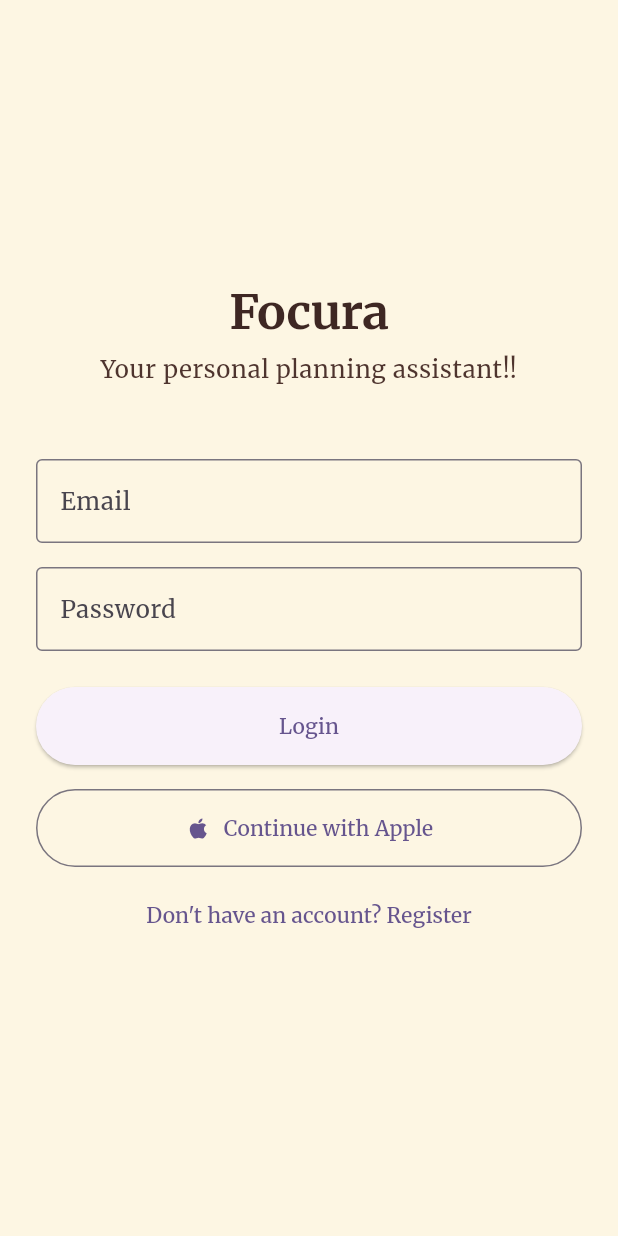
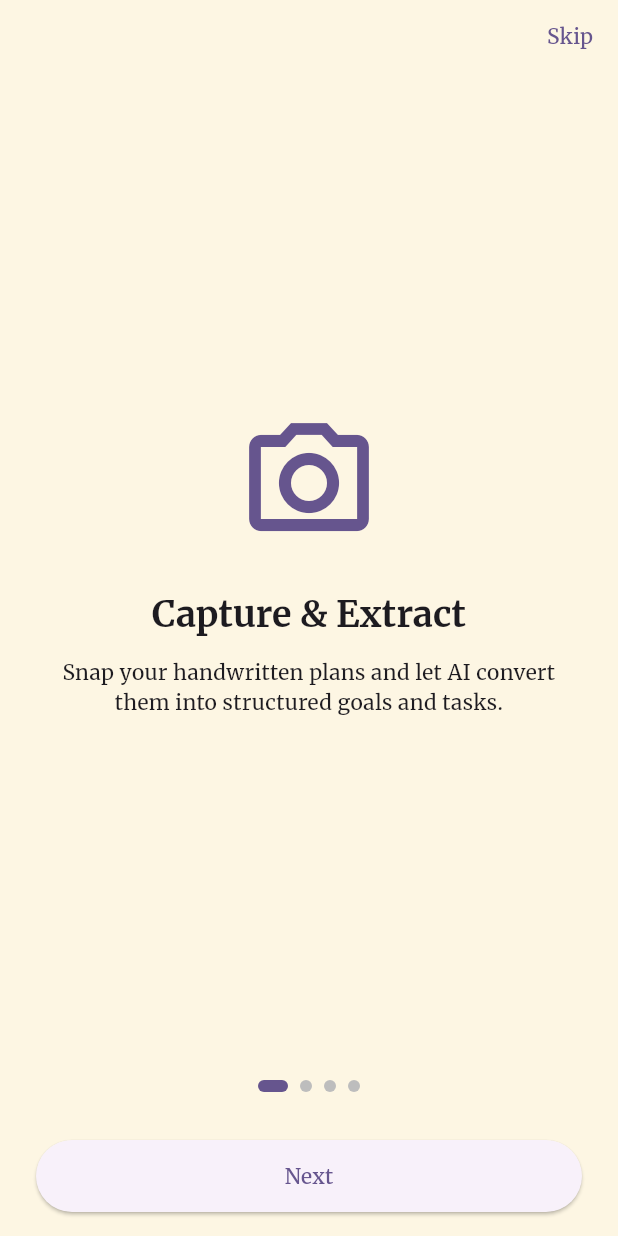
Before and after one commit to Tomtiko04/newfocura, a Flutter app: the screen it shows after launch, on a phone screen of 412 x 824 dp. Run offline on Flutter 3.47's test engine with Material 3 defaults, Android fonts, the phone set to English and light mode, and no system bars; our stand-ins replace dio, flutter_riverpod, go_router, google_fonts, image_picker, shared_preferences.

Commit message:
Onboarding screen

```diff
--- a/packages/mobile/lib/main.dart
+++ b/packages/mobile/lib/main.dart
@@ -12,6 +12,8 @@ import 'screens/schedule/schedule_screen.dart';
 import 'screens/morning_sync/morning_sync_screen.dart';
 import 'screens/momentum/momentum_screen.dart';
 import 'screens/yearly_goals/yearly_goals_screen.dart';
+import 'screens/onboarding/onboarding_screen.dart';
+import 'screens/splash/splash_screen.dart';
 import 'theme/app_theme.dart';
 
 void main() {
@@ -51,7 +53,7 @@ final routerProvider = Provider<GoRouter>((ref) {
   });
 
   return GoRouter(
-    initialLocation: '/login',
+    initialLocation: '/splash',
     redirect: (context, state) {
       // Don't redirect if we're still loading
       if (authState.isLoading) {
@@ -60,8 +62,9 @@ final routerProvider = Provider<GoRouter>((ref) {
 
       final isLoggedIn = authState.isAuthenticated;
       final isLoggingIn = state.matchedLocation == '/login' || state.matchedLocation == '/register';
+      final isOnboarding = state.matchedLocation == '/onboarding' || state.matchedLocation == '/splash';
 
-      if (!isLoggedIn && !isLoggingIn) {
+      if (!isLoggedIn && !isLoggingIn && !isOnboarding) {
         return '/login';
       }
       if (isLoggedIn && isLoggingIn) {
@@ -110,6 +113,14 @@ final routerProvider = Provider<GoRouter>((ref) {
         path: '/yearly-goals',
         builder: (context, state) => const YearlyGoalsScreen(),
       ),
+      GoRoute(
+        path: '/onboarding',
+        builder: (context, state) => const OnboardingScreen(),
+      ),
+      GoRoute(
+        path: '/splash',
+        builder: (context, state) => const SplashScreen(),
+      ),
     ],
   );
 });
--- /dev/null
+++ b/packages/mobile/lib/screens/onboarding/onboarding_screen.dart
@@ -0,0 +1,143 @@
+import 'package:flutter/material.dart';
+import 'package:go_router/go_router.dart';
+import 'package:shared_preferences/shared_preferences.dart';
+
+class OnboardingScreen extends StatefulWidget {
+  const OnboardingScreen({super.key});
+
+  @override
+  State<OnboardingScreen> createState() => _OnboardingScreenState();
+}
+
+class _OnboardingScreenState extends State<OnboardingScreen> {
+  final PageController _controller = PageController();
+  int _index = 0;
+
+  final List<_OnboardPage> _pages = const [
+    _OnboardPage(
+      title: 'Capture & Extract',
+      subtitle: 'Snap your handwritten plans and let AI convert them into structured goals and tasks.',
+      icon: Icons.camera_alt_outlined,
+    ),
+    _OnboardPage(
+      title: 'Plan with Energy',
+      subtitle: 'Morning sync informs your schedule and momentum scores tailored to your rhythms.',
+      icon: Icons.battery_charging_full,
+    ),
+    _OnboardPage(
+      title: 'Yearly to Daily',
+      subtitle: 'Define yearly goals, get feasibility scores, and see them drive weekly and daily plans.',
+      icon: Icons.flag_circle_outlined,
+    ),
+    _OnboardPage(
+      title: 'Stay Accountable',
+      subtitle: 'Track momentum, see micro-wins, and keep your focus on what matters most.',
+      icon: Icons.trending_up_outlined,
+    ),
+  ];
+
+  Future<void> _complete() async {
+    final prefs = await SharedPreferences.getInstance();
+    await prefs.setBool('seen_onboarding', true);
+    if (!mounted) return;
+    context.go('/login');
+  }
+
+  @override
+  void dispose() {
+    _controller.dispose();
+    super.dispose();
+  }
+
+  @override
+  Widget build(BuildContext context) {
+    return Scaffold(
+      body: SafeArea(
+        child: Column(
+          children: [
+            Align(
+              alignment: Alignment.centerRight,
+              child: TextButton(
+                onPressed: _complete,
+                child: const Text('Skip'),
+              ),
+            ),
+            Expanded(
+              child: PageView.builder(
+                controller: _controller,
+                itemCount: _pages.length,
+                onPageChanged: (i) => setState(() => _index = i),
+                itemBuilder: (context, i) {
+                  final page = _pages[i];
+                  return Padding(
+                    padding: const EdgeInsets.symmetric(horizontal: 24),
+                    child: Column(
+                      mainAxisAlignment: MainAxisAlignment.center,
+                      children: [
+                        Icon(page.icon, size: 96, color: Theme.of(context).colorScheme.primary),
+                        const SizedBox(height: 24),
+                        Text(
+                          page.title,
+                          style: Theme.of(context).textTheme.headlineSmall?.copyWith(fontWeight: FontWeight.bold),
+                          textAlign: TextAlign.center,
+                        ),
+                        const SizedBox(height: 12),
+                        Text(
+                          page.subtitle,
+                          style: Theme.of(context).textTheme.bodyMedium,
+                          textAlign: TextAlign.center,
+                        ),
+                      ],
+                    ),
+                  );
+                },
+              ),
+            ),
+            Row(
+              mainAxisAlignment: MainAxisAlignment.center,
+              children: List.generate(_pages.length, (i) {
+                final isActive = i == _index;
+                return AnimatedContainer(
+                  duration: const Duration(milliseconds: 200),
+                  margin: const EdgeInsets.symmetric(horizontal: 4, vertical: 16),
+                  width: isActive ? 20 : 8,
+                  height: 8,
+                  decoration: BoxDecoration(
+                    color: isActive ? Theme.of(context).colorScheme.primary : Colors.grey[400],
+                    borderRadius: BorderRadius.circular(8),
+                  ),
+                );
+              }),
+            ),
+            Padding(
+              padding: const EdgeInsets.symmetric(horizontal: 24, vertical: 16),
+              child: SizedBox(
+                width: double.infinity,
+                child: ElevatedButton(
+                  onPressed: _index == _pages.length - 1
+                      ? _complete
+                      : () {
+                          _controller.nextPage(duration: const Duration(milliseconds: 300), curve: Curves.easeOut);
+                        },
+                  style: ElevatedButton.styleFrom(padding: const EdgeInsets.symmetric(vertical: 14)),
+                  child: Text(_index == _pages.length - 1 ? 'Get Started' : 'Next'),
+                ),
+              ),
+            ),
+          ],
+        ),
+      ),
+    );
+  }
+}
+
+class _OnboardPage {
+  final String title;
+  final String subtitle;
+  final IconData icon;
+  const _OnboardPage({
+    required this.title,
+    required this.subtitle,
+    required this.icon,
+  });
+}
```
Also changed, not shown: packages/mobile/lib/screens/auth/login_screen.dart (+14 -0 lines), packages/mobile/lib/screens/splash/splash_screen.dart (added, +77 -0 lines).
